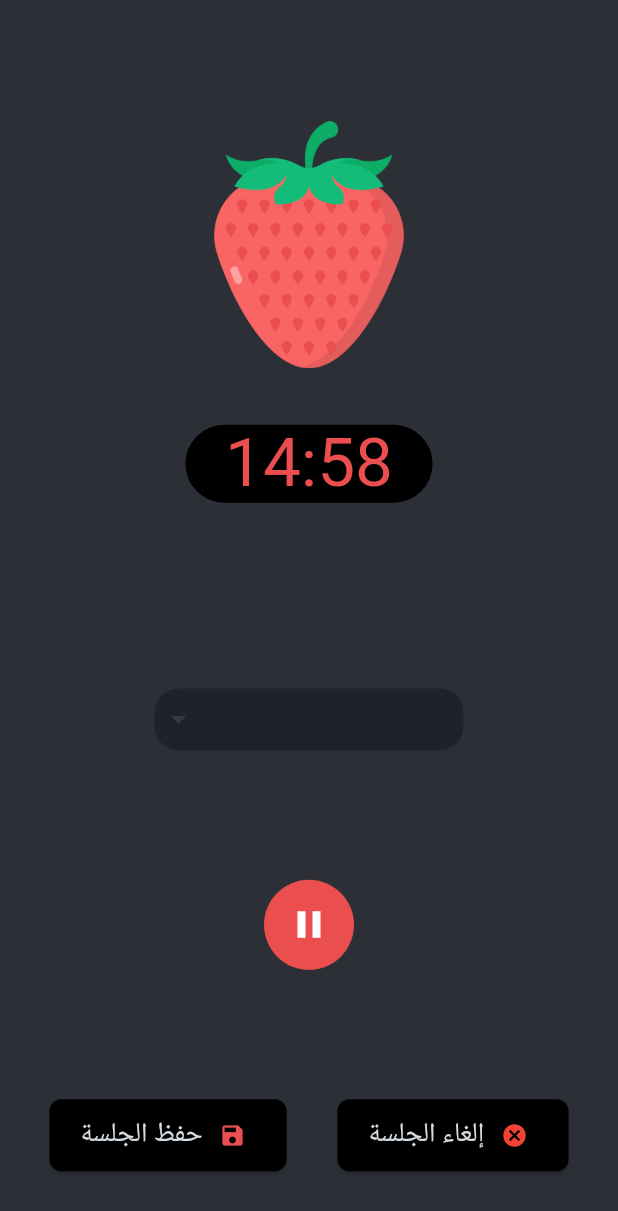
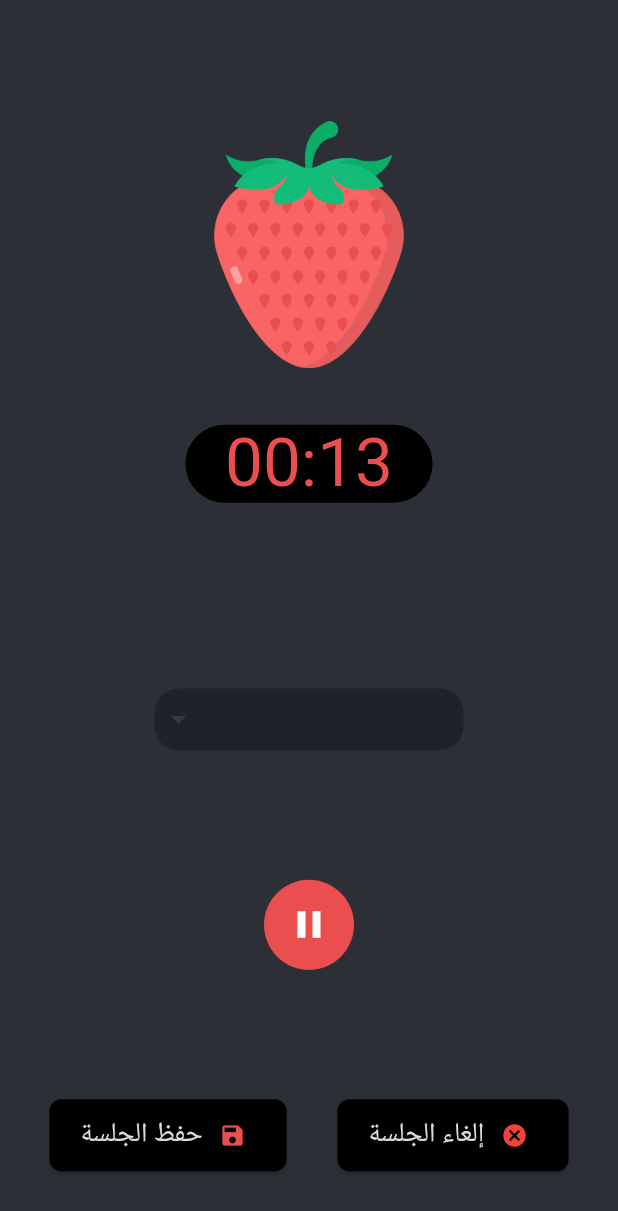
Before and after one commit to BaselCS/salad_of_achievement, a Flutter app: the screen it shows after launch, after a tap on an icon or button, on a phone screen of 412 x 824 dp. Shown: the top 1211 px of the screen. Run offline on Flutter 3.47's test engine with Material 3 defaults, Android fonts, the phone set to English and light mode, and no system bars; our stand-ins replace awesome_notifications, circular_countdown_timer, flutter_animation_progress_bar, hijri, objectbox; generated files the repository leaves out were written again.

Commit message:
الإشعارات تعمل و تنقلك لصفحة المهمة المنجزة ، ولكن اختيار اسم المهمة لا يعمل

```diff
--- a/lib/Pages/active_session.dart
+++ b/lib/Pages/active_session.dart
@@ -17,16 +17,37 @@
 int sessionTime = 0;
 List<Activity> activities = [];
 int doneMinutes = 0;
+bool isFromNotification = false;
+
+String? activityName;
 
 class ActiveSectionPage extends StatelessWidget {
   const ActiveSectionPage({super.key});
 
   @override
   Widget build(BuildContext context) {
-    final Object? time = ModalRoute.of(context)!.settings.arguments;
+    // arguments[0] = sessionTime, arguments[1] = activityName, arguments[2] = isFromNotification
+    final List<Object?> arguments = ModalRoute.of(context)!.settings.arguments as List<Object?>;
+    final String time = arguments[0]?.toString() ?? "5";
+    if (arguments[0] == null) {
+      log("No session time provided in arguments, defaulting to 5 minutes.");
+    }
+    // activityName = arguments[1] as String?;
+    isFromNotification = arguments[2] as bool;
+
     theImage = fruits[time.toString()]![0];
     theColor = fruits[time.toString()]![1];
-    sessionTime = int.parse(time.toString());
+
+    if (isFromNotification) {
+      TimerLogic.instance.setEndingTime(0);
+      sessionTime = 0;
+      doneMinutes = int.parse(time.toString());
+    } else {
+      isFromNotification = false;
+      doneMinutes = 0;
+      sessionTime = int.parse(time.toString());
+      activityName = null;
+    }
     ObjectBoxState dataProvider = Provider.of<ObjectBoxState>(context, listen: false);
     activities = dataProvider.getAllActivities();
     return const Scaffold(backgroundColor: kBackGroundColor, body: Body());
@@ -101,8 +122,6 @@
   State<ActivityNameMenu> createState() => _ActivityNameMenuState();
 }
 
-String? activityName;
-
 class _ActivityNameMenuState extends State<ActivityNameMenu> {
   @override
   Widget build(BuildContext context) {
@@ -119,6 +138,7 @@
             controller.cancelAllNotifications();
             setState(() {
               activityName = newValue!;
+              print("تم تغيير النشاط إلى: $newValue");
             });
             controller.setNonfiction(activityName: newValue ?? "غير محدد", sessionTime: sessionTime, seconds: TimerLogic.instance.remainingSeconds);
           },
@@ -154,7 +174,12 @@
               actions: [
                 InkWell(
                   onTap: () {
-                    Navigator.pop(context1);
+                    if (isFromNotification) {
+                      Navigator.popAndPushNamed(context, "/");
+                    } else {
+                      controller.cancelAllNotifications();
+                      Navigator.pop(context);
+                    }
                   },
                   child: Container(
                     clipBehavior: Clip.antiAlias,
@@ -168,7 +193,7 @@
                   onTap: () {
                     controller.cancelAllNotifications();
                     Navigator.pop(context);
-                    Navigator.pop(context);
+                    Navigator.popAndPushNamed(context, "/");
                   },
                   child: Container(
                     clipBehavior: Clip.antiAlias,
@@ -212,12 +237,11 @@
     return ElevatedButton(
       style: ElevatedButton.styleFrom(backgroundColor: Colors.black),
       onPressed: () {
+        print("تم الضغط على زر الحفظ مع doneMinutes = $doneMinutes و activityName = $activityName");
         if (fruitsId.contains(doneMinutes) && activityName != null) {
           addSession(context, doneMinutes, activityName);
           controller.cancelAllNotifications();
-
-          Navigator.pop(context);
-          Navigator.pushNamed(context, '/');
+          Navigator.popAndPushNamed(context, '/');
         }
       },
       child: Padding(
@@ -243,8 +267,10 @@
 
 class CountDownTimer extends StatelessWidget {
   void start() {
-    TimerLogic.instance.setEndingTime(sessionTime * 60);
-    controller.setNonfiction(activityName: activityName ?? "غير محدد", sessionTime: sessionTime, seconds: sessionTime * 60);
+    // TimerLogic.instance.setEndingTime(sessionTime * 60);
+    // controller.setNonfiction(activityName: activityName ?? "غير محدد", sessionTime: sessionTime, seconds: sessionTime * 60);
+    TimerLogic.instance.setEndingTime(sessionTime);
+    controller.setNonfiction(activityName: activityName ?? "غير محدد", sessionTime: sessionTime, seconds: sessionTime);
   }
 
   void onChange(String string) {
@@ -254,7 +280,8 @@
     if (minutes == 0 && seconds == 0) {
       return;
     }
-    if ((minutes * 60 + seconds) - remain > 10) {
+    // if ((minutes * 60 + seconds) - remain > 10) {
+    if ((minutes + seconds) - remain > 1) {
       controller.correctTime(remain);
     }
 
@@ -266,10 +293,14 @@
   const CountDownTimer({super.key});
   @override
   Widget build(BuildContext context) {
-    doneMinutes = 0;
+    if (!isFromNotification) {
+      doneMinutes = 0;
+    }
+
     double size = min(MediaQuery.of(context).size.width * 0.8, MediaQuery.of(context).size.height * 0.8);
     return MyCircularCountDownTimer(
-      duration: sessionTime * 60,
+      // duration: sessionTime * 60,
+      duration: sessionTime,
       initialDuration: 0,
       fillColor: theColor,
       height: size,
@@ -283,6 +314,9 @@
         onChange(string);
       },
       onComplete: () {
+        if (isFromNotification) {
+          return;
+        }
         doneMinutes = sessionTime;
       },
       child: theImage,
--- a/lib/Pages/activity.dart
+++ b/lib/Pages/activity.dart
@@ -163,7 +163,7 @@
                     newTime = 0;
                     ScaffoldMessenger.of(context).showSnackBar(
                       const SnackBar(
-                        content: Text('تم تعديل المشروع بنجاح', style: TextStyle(color: kActionColor, fontSize: 16)),
+                        content: Text('عُدل المشروع بنجاح', style: TextStyle(color: kActionColor, fontSize: 16)),
                         backgroundColor: kContainerColor,
                         duration: Duration(milliseconds: 500),
                       ),
@@ -186,7 +186,7 @@
                     dataProvider.deleteActivity(activities[index]);
                     ScaffoldMessenger.of(context).showSnackBar(
                       const SnackBar(
-                        content: Text('تم حذف المشروع ', style: TextStyle(color: kTomatoColor, fontSize: 16)),
+                        content: Text('حُذف المشروع ', style: TextStyle(color: kTomatoColor, fontSize: 16)),
                         backgroundColor: kContainerColor,
                         duration: Duration(milliseconds: 500),
                       ),
@@ -354,7 +354,7 @@
                     Navigator.pop(context1);
                     ScaffoldMessenger.of(context).showSnackBar(
                       const SnackBar(
-                        content: Text('تمت إضافة المشروع بنجاح', style: TextStyle(color: kActionColor, fontSize: 16)),
+                        content: Text('أُضيف المشروع بنجاح', style: TextStyle(color: kActionColor, fontSize: 16)),
                         backgroundColor: kContainerColor,
                         duration: Duration(milliseconds: 500),
                       ),
--- a/lib/Pages/main_page.dart
+++ b/lib/Pages/main_page.dart
@@ -1,6 +1,7 @@
 import 'package:flutter/material.dart';
 import 'package:hijri/hijri_calendar.dart';
 import 'package:provider/provider.dart';
+import 'package:salad_of_achievement/Pages/history.dart';
 import 'package:salad_of_achievement/logical/hijri_logic.dart';
 import 'package:salad_of_achievement/utilities/const.dart';
 // import 'package:salad_of_achievement/utilities/fake_data_generator.dart';
@@ -100,13 +101,13 @@
               Navigator.pushNamed(context, '/statistics');
             },
           ),
-          // ListTile(
-          //   title: const Text('اختبار الإشعارات'),
-          //   leading: const MyIcon(Icons.notifications_active),
-          //   onTap: () {
-          //     Navigator.pushNamed(context, '/notificationTest');
-          //   },
-          // ),
+          ListTile(
+            title: const Text('اختبار الإشعارات'),
+            leading: const MyIcon(Icons.notifications_active),
+            onTap: () {
+              Navigator.pushNamed(context, '/notificationTest');
+            },
+          ),
           ListTile(
             title: const Text('إعدادات'),
             leading: const MyIcon(Icons.settings),
@@ -133,7 +134,7 @@
         children: fruits.entries.map((entry) {
           return GestureDetector(
             onTap: () {
-              Navigator.pushNamed(context, '/activeSection', arguments: entry.key);
+              Navigator.pushNamed(context, '/activeSection', arguments: [entry.key, activityName, false]);
             },
             child: Column(
               children: [
--- a/lib/Pages/notification_test.dart
+++ b/lib/Pages/notification_test.dart
@@ -107,17 +107,20 @@
       id: 1,
       title: 'اختبار الإشعار الفوري',
       message: 'هذا إشعار تجريبي فوري مع الصوت المخصص!',
+      //  sessionTime#:#$activityName"
+      payload: "25#:#flutter run --release",
       imagePath: 'assets/icons/appIcon.png',
     );
   }
 
   Future<void> _send5SecondNotification() async {
     await NotificationHelper.sendScheduledNotification(
-      id: 2,
+      id: 1,
       title: 'إشعار مؤجل',
       message: 'هذا إشعار مؤجل لمدة 5 ثواني!',
       seconds: 5,
       imagePath: 'assets/icons/موز.png',
+      payload: "5",
     );
   }
 
--- a/lib/main.dart
+++ b/lib/main.dart
@@ -17,8 +17,11 @@
 import 'Pages/settings.dart';
 import 'Pages/statistics.dart';
 
+// flutter emulators --launch Pixel_API_35
+
 // طريقة حفظ البيانات
 late ObjectBoxState objectBox;
+final GlobalKey<NavigatorState> navigatorKey = GlobalKey<NavigatorState>();
 
 void main() async {
   WidgetsFlutterBinding.ensureInitialized();
@@ -47,6 +50,7 @@
   Widget build(BuildContext context) {
     return MaterialApp(
       debugShowCheckedModeBanner: false,
+      navigatorKey: navigatorKey,
 
       ///[قسم اللغة]
       localizationsDelegates: const [GlobalCupertinoLocalizations.delegate, GlobalMaterialLocalizations.delegate, GlobalWidgetsLocalizations.delegate],
--- a/lib/utilities/my_circular_count_down_timer.dart
+++ b/lib/utilities/my_circular_count_down_timer.dart
@@ -273,7 +273,7 @@
       _timerState?._controller?.reverse(from: remainingTime / controller._duration!);
       _timerState?._controller!.duration = Duration(seconds: remainingTime);
 
-      log("تم تصحيح الوقت ليصبح $remainingTime أي ${remainingTime % 60} دقيقة و ${remainingTime ~/ 60} ثانية");
+      log("تصحيح الوقت ليصبح $remainingTime أي ${remainingTime % 60} دقيقة و ${remainingTime ~/ 60} ثانية");
     }
   }
 
@@ -295,10 +295,11 @@
   void setNonfiction({String activityName = "غير محدد", int sessionTime = 5, int seconds = 5}) async {
     log("setNonfiction called with $activityName, $sessionTime, $seconds");
     await NotificationHelper.sendScheduledNotification(
-      id: 2,
-      title: 'تمت الجلسة',
+      id: 1,
+      title: 'أُنجزت الجلسة',
       message: 'عملت على $activityName لمدة $sessionTime دقيقة',
       imagePath: fruitsPath[sessionTime.toString()]![0],
+      payload: "$sessionTime#:#$activityName",
       seconds: seconds,
     );
   }
@@ -306,8 +307,9 @@
   Future<void> sendImmediateNotification({String activityName = "غير محدد", int sessionTime = 5}) async {
     await NotificationHelper.sendImmediateNotification(
       id: 1,
-      title: 'تمت الجلسة',
+      title: 'أُنجزت الجلسة',
       message: 'عملت على $activityName لمدة $sessionTime دقيقة',
+      payload: "$sessionTime#:#$activityName",
       imagePath: fruitsPath[sessionTime.toString()]![0],
     );
   }
```
Also changed, not shown: lib/logical/notification.dart (+19 -2 lines), pubspec.lock.
